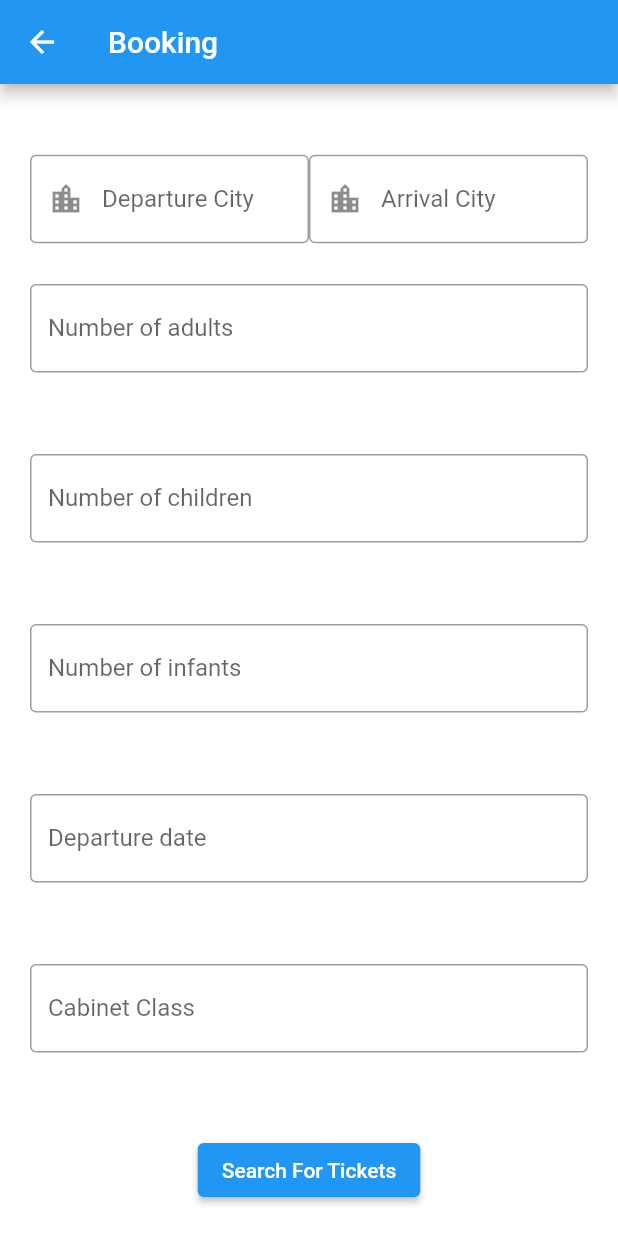
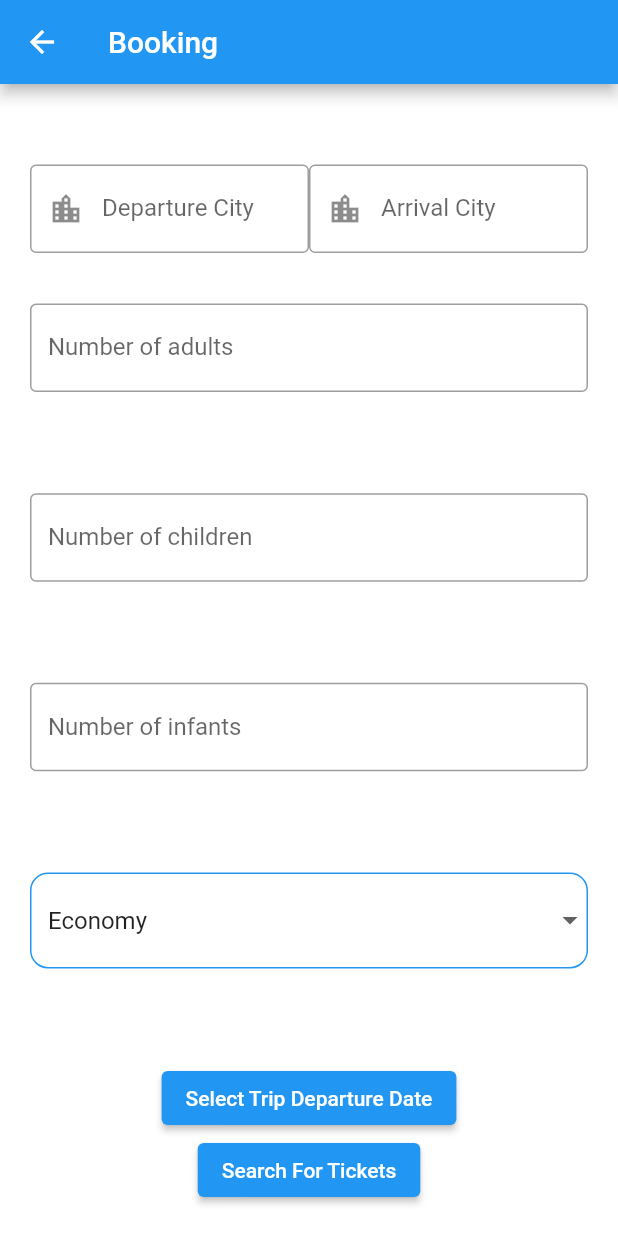
Before and after one commit to wellRoundedAppDev/tour_appp, a Flutter app: the GuideScreen screen opened directly, in the side drawer, after a tap on "Booking", on a phone screen of 412 x 824 dp. Run offline on Flutter 3.47's test engine with Material 2 defaults, Android fonts, the phone set to English and light mode, and no system bars; our stand-ins replace animated_splash_screen, cloud_firestore, firebase_auth, firebase_core, firebase_storage, flutter_spinkit and 3 more; missing offline and left inert: clipboard, flutter_polyline_points, geocode, google_map_polyline_new, translator; accounts and stored records are empty; network calls fail.

Commit message:
-Booking UI improvs

```diff
--- a/tour_guide/lib/Screens/booking_screen.dart
+++ b/tour_guide/lib/Screens/booking_screen.dart
@@ -15,13 +15,21 @@ class _BookingPageState extends State<BookingPage> {
   late FlightBookingInputModel bookingInput;
   TextEditingController departureCityController = TextEditingController();
   TextEditingController arrivalCityController = TextEditingController();
-  //TextEditingController tripTypeController = TextEditingController();
   TextEditingController numOfAdultsController = TextEditingController();
   TextEditingController numOfChildrenController = TextEditingController();
   TextEditingController numOfInfantsController = TextEditingController();
   TextEditingController departureDateController = TextEditingController();
-  TextEditingController cabinetClassController = TextEditingController();
 
+  List<String> cabinetClassOptions = [
+    'Economy',
+    'Business',
+    'First',
+    'Premium_Economy'
+  ];
+  String? cabinetClassSelected = 'Economy';
+
+  DateTime currentDate = DateTime.now();
+  String dateStringFormat = '';
 
   @override
   void initState() {
@@ -38,8 +46,8 @@ class _BookingPageState extends State<BookingPage> {
     //     cabinClass: "Economy");
     //
     // fetchBookingOutput();
+
   }
-
 
   @override
   Widget build(BuildContext context) {
@@ -76,7 +84,6 @@ class _BookingPageState extends State<BookingPage> {
                       controller: arrivalCityController,
                     ),
                   ),
-
                 ],
               ),
             ),
@@ -117,61 +124,100 @@ class _BookingPageState extends State<BookingPage> {
                 controller: numOfInfantsController,
               ),
             ),
+            // Expanded(
+            //   child: TextField(
+            //     decoration: InputDecoration(
+            //         labelText: 'Departure date',
+            //         hintText: "year-month-day",
+            //         border: OutlineInputBorder()),
+            //     textInputAction: TextInputAction.done,
+            //     controller: departureDateController,
+            //   ),
+            // ),
+
             Expanded(
-                  child: TextField(
+              child: DropdownButtonFormField<String>(
                   decoration: InputDecoration(
-                        labelText: 'Departure date',
-                        hintText: "year-month-day",
-                        border: OutlineInputBorder()),
-                    textInputAction: TextInputAction.done,
-                    controller: departureDateController,
-                  ),
-                ),
-            Expanded(
-              child: TextField(
-                decoration: InputDecoration(
-                    labelText: 'Cabinet Class',
-                    hintText: "Economy/Business/First/Premium_Economy",
-                    border: OutlineInputBorder()),
-                textInputAction: TextInputAction.done,
-                controller: cabinetClassController,
-              ),
+                      enabledBorder: OutlineInputBorder(
+                          borderRadius: BorderRadius.circular(12),
+                          borderSide: BorderSide(color: Colors.blue))),
+                  value: cabinetClassSelected,
+                  items: cabinetClassOptions
+                      .map((item) => DropdownMenuItem<String>(
+                          value: item, child: Text(item)))
+                      .toList(),
+                  onChanged: (item) {
+                    setState(() {
+                      cabinetClassSelected = item.toString();
+                    });
+                  }),
+            )
+            // Expanded(
+            //   child: TextField(
+            //     decoration: InputDecoration(
+            //         labelText: 'Cabinet Class',
+            //         hintText: "Economy/Business/First/Premium_Economy",
+            //         border: OutlineInputBorder()),
+            //     textInputAction: TextInputAction.done,
+            //     controller: cabinetClassController,
+            //   ),
+            // ),
+
+            ,
+            ElevatedButton(
+              onPressed: () async {
+                DateTime? newDate = await showDatePicker(
+                    context: context,
+                    initialDate: currentDate,
+                    firstDate: currentDate,
+                    lastDate: currentDate.add(Duration(days: 600)));
+                if (newDate == null) {
+                  return;
+                }
+                setState(() {
+                  currentDate = newDate;
+                  dateStringFormat = newDate.year.toString() +
+                      '-' +
+                      newDate.month.toString() +
+                      '-' +
+                      newDate.day.toString();
+                });
+              },
+              child: Text('Select Trip Departure Date'),
             ),
 
            ElevatedButton(
                 onPressed: () async {
-
                   bookingInput = FlightBookingInputModel(
                       departureCity: departureCityController.text,
                       arrivalCity: arrivalCityController.text,
-                    departureDate: departureDateController.text,
+                      departureDate: dateStringFormat,
                       numberOfAdults: numOfAdultsController.text,
                       numberOfChildren: numOfChildrenController.text,
                       numberOfInfants: numOfInfantsController.text,
-                    cabinClass: cabinetClassController.text);
-
-
+                      cabinClass: cabinetClassSelected ?? '');
 
                   // FlightBookingOutputModel flightBookingOutputModel = await fetchBookingOutput();
 
-                FlightBookingOutputModel flightBookingOutputModel = await FlightBookingOutputAPI.fetchFlightBookingOutput(bookingInput);
+                  FlightBookingOutputModel flightBookingOutputModel =
+                      await FlightBookingOutputAPI.fetchFlightBookingOutput(
+                          bookingInput);
 
-                 Navigator.push(context, MaterialPageRoute(builder: (context){
-                   return TicketsListPage(flightBookingOutputModel: flightBookingOutputModel);
+                  Navigator.push(context, MaterialPageRoute(builder: (context) {
+                    return TicketsListPage(
+                        flightBookingOutputModel: flightBookingOutputModel);
                   }));
-
-
                 },
                 child: Text("Search For Tickets"),
-            )
-
+              ),
 
           ],
         ),
       ),
     );
   }
-  Future<FlightBookingOutputModel> fetchBookingOutput() async{
+
+  Future<FlightBookingOutputModel> fetchBookingOutput() async {
     return await FlightBookingOutputAPI.fetchFlightBookingOutput(bookingInput);
   }
 }
--- a/tour_guide/lib/components/navbar.dart
+++ b/tour_guide/lib/components/navbar.dart
@@ -59,7 +59,7 @@ class NavBar extends StatelessWidget {
           ),
           Divider(),
           ListTile(
-            leading: Icon(Icons.settings),
+            leading: Image.asset('images/booking.png',width: 30,height: 30,),
             title: Text('Booking'),
             onTap: () =>Navigator.push(context, MaterialPageRoute(builder: (context){
               return BookingPage();
--- a/tour_guide/lib/constants/booking_api_key_constant.dart
+++ b/tour_guide/lib/constants/booking_api_key_constant.dart
@@ -1,4 +1,4 @@
 class BookingApiKeyConstant{
 
-  static final String API_KEY = "626de29a83be31587d34618b";
+  static final String API_KEY = "62793a9d2e394cdc417dd37f";
 }
```
Also changed, not shown: tour_guide/images/booking.png (added). Lines whose indentation alone changed are shown as unchanged.
